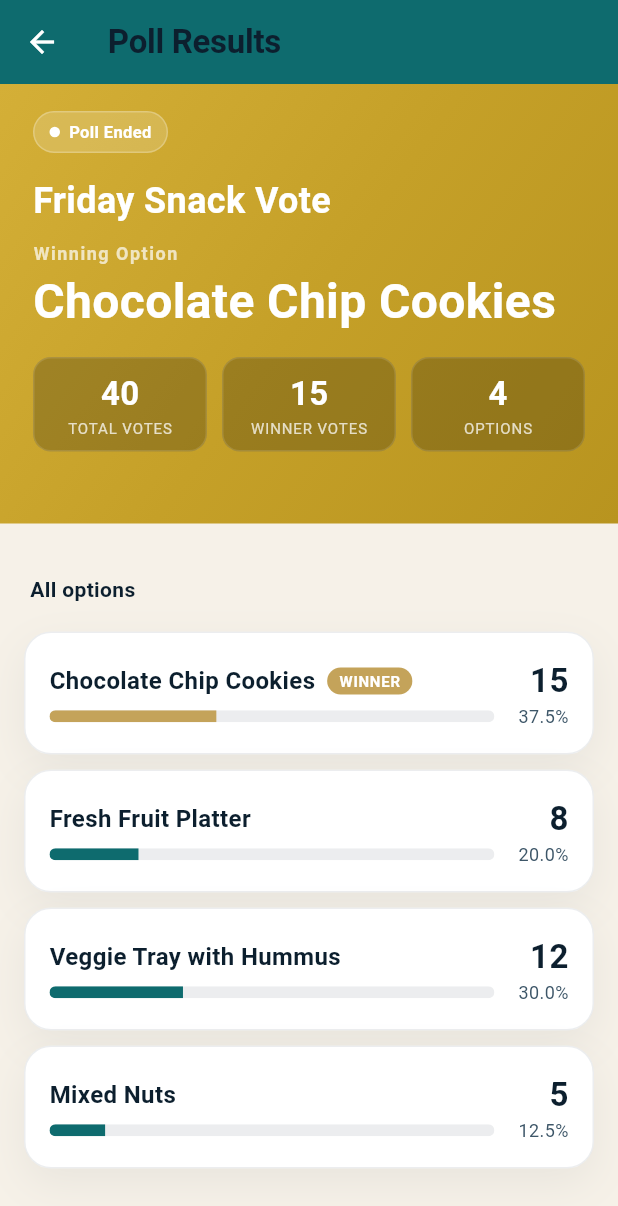
After one commit to joshclements518/gh-cc-test, a Flutter app: the PollResultsScreen screen opened directly, on a phone screen of 412 x 824 dp. The commit adds this screen. Shown: the top 1206 px of the screen. Run offline on Flutter 3.47's test engine with Material 3 defaults, Android fonts, the phone set to English and light mode, and no system bars.

Commit message:
Add poll results display feature
- Add Poll, SnackOption, Vote, and PollResult models to support poll data
- Create PollService to manage poll data and calculate results
- Implement PollResultsScreen with golden gradient hero and detailed results
- Display winning snack option prominently with vote counts and percentages
- Add poll results card to home screen for easy navigation
- Include sample poll data in MockCatalog for testing

Fixes #390

```diff
--- a/app/lib/data/mock_catalog.dart
+++ b/app/lib/data/mock_catalog.dart
@@ -212,4 +212,25 @@ abstract final class MockCatalog {
       description: 'Calm-water kayaking for beginners. Life vests provided.',
     ),
   ];
+
+  static final samplePoll = Poll(
+    id: 'poll-friday-snack',
+    title: 'Friday Snack Vote',
+    shareToken: 'abc123xyz',
+    endTime: DateTime(2026, 10, 2, 17, 0),
+    isActive: false,
+    options: const [
+      SnackOption(id: 'opt-1', name: 'Chocolate Chip Cookies', voteCount: 15),
+      SnackOption(id: 'opt-2', name: 'Fresh Fruit Platter', voteCount: 8),
+      SnackOption(id: 'opt-3', name: 'Veggie Tray with Hummus', voteCount: 12),
+      SnackOption(id: 'opt-4', name: 'Mixed Nuts', voteCount: 5),
+    ],
+  );
+
+  static final sampleVotes = [
+    Vote(id: 'v1', pollId: 'poll-friday-snack', optionId: 'opt-1', timestamp: DateTime(2026, 10, 1, 10, 30)),
+    Vote(id: 'v2', pollId: 'poll-friday-snack', optionId: 'opt-1', timestamp: DateTime(2026, 10, 1, 11, 15)),
+    Vote(id: 'v3', pollId: 'poll-friday-snack', optionId: 'opt-2', timestamp: DateTime(2026, 10, 1, 12, 0)),
+    Vote(id: 'v4', pollId: 'poll-friday-snack', optionId: 'opt-3', timestamp: DateTime(2026, 10, 1, 13, 45)),
+  ];
 }
--- a/app/lib/data/models.dart
+++ b/app/lib/data/models.dart
@@ -154,3 +154,55 @@ class GuestProfile {
   bool promoEmail;
   bool promoPush;
 }
+
+class Poll {
+  const Poll({
+    required this.id,
+    required this.title,
+    required this.options,
+    required this.shareToken,
+    required this.endTime,
+    this.isActive = true,
+  });
+  final String id;
+  final String title;
+  final List<SnackOption> options;
+  final String shareToken;
+  final DateTime endTime;
+  final bool isActive;
+}
+
+class SnackOption {
+  const SnackOption({
+    required this.id,
+    required this.name,
+    this.voteCount = 0,
+  });
+  final String id;
+  final String name;
+  final int voteCount;
+}
+
+class Vote {
+  const Vote({
+    required this.id,
+    required this.pollId,
+    required this.optionId,
+    required this.timestamp,
+  });
+  final String id;
+  final String pollId;
+  final String optionId;
+  final DateTime timestamp;
+}
+
+class PollResult {
+  const PollResult({
+    required this.poll,
+    required this.winningOption,
+    required this.totalVotes,
+  });
+  final Poll poll;
+  final SnackOption winningOption;
+  final int totalVotes;
+}
--- a/app/lib/features/home/home_screen.dart
+++ b/app/lib/features/home/home_screen.dart
@@ -4,6 +4,7 @@ import '../../state/app_state.dart';
 import '../../theme/tokens.dart';
 import '../../ui/widgets/hl_widgets.dart';
 import '../plans/plans_screen.dart';
+import '../polls/poll_results_screen.dart';
 
 class HomeScreen extends StatelessWidget {
   const HomeScreen({super.key});
@@ -83,6 +84,46 @@ class HomeScreen extends StatelessWidget {
                     color: HlTokens.coral,
                     onTap: () => Navigator.of(context).push(
                       MaterialPageRoute(builder: (_) => const DiningRotationScreen()),
+                    ),
+                  ),
+                  const SectionLabel('Poll Results'),
+                  HlCard(
+                    child: InkWell(
+                      onTap: () => Navigator.of(context).push(
+                        MaterialPageRoute(builder: (_) => const PollResultsScreen(pollId: 'poll-friday-snack')),
+                      ),
+                      child: Row(
+                        children: [
+                          Container(
+                            width: 52,
+                            height: 52,
+                            alignment: Alignment.center,
+                            decoration: BoxDecoration(
+                              color: HlTokens.gold,
+                              borderRadius: BorderRadius.circular(14),
+                            ),
+                            child: const Icon(Icons.poll, color: Colors.white, size: 28),
+                          ),
+                          const SizedBox(width: 12),
+                          const Expanded(
+                            child: Column(
+                              crossAxisAlignment: CrossAxisAlignment.start,
+                              children: [
+                                Text(
+                                  'Friday Snack Vote',
+                                  style: TextStyle(fontWeight: FontWeight.w700, fontSize: 15),
+                                ),
+                                SizedBox(height: 2),
+                                Text(
+                                  'Results are in! See what won.',
+                                  style: TextStyle(color: HlTokens.inkSoft, fontSize: 12),
+                                ),
+                              ],
+                            ),
+                          ),
+                          const Icon(Icons.chevron_right, color: HlTokens.inkSoft),
+                        ],
+                      ),
                     ),
                   ),
                   if (!onBoard) ...[
--- /dev/null
+++ b/app/lib/features/polls/poll_results_screen.dart
@@ -0,0 +1,299 @@
+import 'package:flutter/material.dart';
+import '../../data/models.dart';
+import '../../state/app_state.dart';
+import '../../theme/tokens.dart';
+import '../../ui/widgets/hl_widgets.dart';
+
+class PollResultsScreen extends StatelessWidget {
+  const PollResultsScreen({super.key, required this.pollId});
+
+  final String pollId;
+
+  @override
+  Widget build(BuildContext context) {
+    final state = AppScope.of(context);
+    final result = state.services.polls.getPollResult(pollId);
+
+    if (result == null) {
+      return Scaffold(
+        appBar: AppBar(
+          title: const Text('Poll Results'),
+          backgroundColor: HlTokens.sea,
+          foregroundColor: Colors.white,
+        ),
+        body: const Center(
+          child: Text('Poll not found'),
+        ),
+      );
+    }
+
+    return Scaffold(
+      appBar: AppBar(
+        title: const Text('Poll Results'),
+        backgroundColor: HlTokens.sea,
+        foregroundColor: Colors.white,
+      ),
+      body: CustomScrollView(
+        slivers: [
+          SliverToBoxAdapter(
+            child: _ResultsHero(result: result),
+          ),
+          SliverPadding(
+            padding: const EdgeInsets.all(16),
+            sliver: SliverList.list(
+              children: [
+                const SectionLabel('All options'),
+                const SizedBox(height: 8),
+                ..._buildOptionsList(result),
+              ],
+            ),
+          ),
+        ],
+      ),
+    );
+  }
+
+  List<Widget> _buildOptionsList(PollResult result) {
+    final widgets = <Widget>[];
+
+    for (final option in result.poll.options) {
+      final percentage = result.totalVotes > 0
+          ? (option.voteCount / result.totalVotes * 100).toStringAsFixed(1)
+          : '0.0';
+
+      final isWinner = option.id == result.winningOption.id;
+
+      widgets.add(
+        Padding(
+          padding: const EdgeInsets.only(bottom: 10),
+          child: HlCard(
+            child: Row(
+              children: [
+                Expanded(
+                  child: Column(
+                    crossAxisAlignment: CrossAxisAlignment.start,
+                    children: [
+                      Row(
+                        children: [
+                          Text(
+                            option.name,
+                            style: TextStyle(
+                              fontWeight: isWinner ? FontWeight.w700 : FontWeight.w600,
+                              fontSize: 16,
+                            ),
+                          ),
+                          if (isWinner) ...[
+                            const SizedBox(width: 8),
+                            Container(
+                              padding: const EdgeInsets.symmetric(horizontal: 8, vertical: 2),
+                              decoration: BoxDecoration(
+                                color: HlTokens.gold,
+                                borderRadius: BorderRadius.circular(12),
+                              ),
+                              child: const Text(
+                                'WINNER',
+                                style: TextStyle(
+                                  color: Colors.white,
+                                  fontSize: 10,
+                                  fontWeight: FontWeight.w700,
+                                  letterSpacing: 0.5,
+                                ),
+                              ),
+                            ),
+                          ],
+                        ],
+                      ),
+                      const SizedBox(height: 8),
+                      ClipRRect(
+                        borderRadius: BorderRadius.circular(4),
+                        child: LinearProgressIndicator(
+                          value: result.totalVotes > 0 ? option.voteCount / result.totalVotes : 0,
+                          backgroundColor: HlTokens.line,
+                          valueColor: AlwaysStoppedAnimation<Color>(
+                            isWinner ? HlTokens.gold : HlTokens.sea,
+                          ),
+                          minHeight: 8,
+                        ),
+                      ),
+                    ],
+                  ),
+                ),
+                const SizedBox(width: 16),
+                Column(
+                  crossAxisAlignment: CrossAxisAlignment.end,
+                  children: [
+                    Text(
+                      '${option.voteCount}',
+                      style: const TextStyle(
+                        fontWeight: FontWeight.w700,
+                        fontSize: 22,
+                      ),
+                    ),
+                    Text(
+                      '$percentage%',
+                      style: const TextStyle(
+                        color: HlTokens.inkSoft,
+                        fontSize: 12,
+                      ),
+                    ),
+                  ],
+                ),
+              ],
+            ),
+          ),
+        ),
+      );
+    }
+
+    return widgets;
+  }
+}
+
+class _ResultsHero extends StatelessWidget {
+  const _ResultsHero({required this.result});
+
+  final PollResult result;
+
+  @override
+  Widget build(BuildContext context) {
+    return Container(
+      padding: EdgeInsets.fromLTRB(22, MediaQuery.paddingOf(context).top + 18, 22, 48),
+      decoration: const BoxDecoration(
+        gradient: LinearGradient(
+          begin: Alignment.topLeft,
+          end: Alignment.bottomRight,
+          colors: [Color(0xFFD4AF37), Color(0xFFC5A028), Color(0xFFB8941F)],
+        ),
+      ),
+      child: Column(
+        crossAxisAlignment: CrossAxisAlignment.start,
+        children: [
+          Container(
+            padding: const EdgeInsets.symmetric(horizontal: 10, vertical: 5),
+            decoration: BoxDecoration(
+              color: Colors.white.withOpacity(0.16),
+              borderRadius: BorderRadius.circular(999),
+              border: Border.all(color: Colors.white24),
+            ),
+            child: Row(
+              mainAxisSize: MainAxisSize.min,
+              children: [
+                Container(
+                  width: 7,
+                  height: 7,
+                  decoration: const BoxDecoration(
+                    color: Colors.white,
+                    shape: BoxShape.circle,
+                  ),
+                ),
+                const SizedBox(width: 6),
+                const Text(
+                  'Poll Ended',
+                  style: TextStyle(
+                    color: Colors.white,
+                    fontWeight: FontWeight.w600,
+                    fontSize: 11,
+                  ),
+                ),
+              ],
+            ),
+          ),
+          const SizedBox(height: 18),
+          Text(
+            result.poll.title,
+            style: const TextStyle(
+              color: Colors.white,
+              fontSize: 24,
+              fontWeight: FontWeight.w600,
+              height: 1.15,
+            ),
+          ),
+          const SizedBox(height: 12),
+          const Text(
+            'Winning Option',
+            style: TextStyle(
+              color: Colors.white70,
+              fontSize: 12,
+              fontWeight: FontWeight.w600,
+              letterSpacing: 1,
+            ),
+          ),
+          const SizedBox(height: 6),
+          Text(
+            result.winningOption.name,
+            style: const TextStyle(
+              color: Colors.white,
+              fontSize: 32,
+              fontWeight: FontWeight.w700,
+              height: 1.15,
+            ),
+          ),
+          const SizedBox(height: 18),
+          Row(
+            children: [
+              Expanded(
+                child: _StatCell(
+                  '${result.totalVotes}',
+                  'TOTAL VOTES',
+                ),
+              ),
+              const SizedBox(width: 10),
+              Expanded(
+                child: _StatCell(
+                  '${result.winningOption.voteCount}',
+                  'WINNER VOTES',
+                ),
+              ),
+              const SizedBox(width: 10),
+              Expanded(
+                child: _StatCell(
+                  '${result.poll.options.length}',
+                  'OPTIONS',
+                ),
+              ),
+            ],
+          ),
+        ],
+      ),
+    );
+  }
+}
+
+class _StatCell extends StatelessWidget {
+  const _StatCell(this.value, this.label);
+
+  final String value;
+  final String label;
+
+  @override
+  Widget build(BuildContext context) {
+    return Container(
+      padding: const EdgeInsets.symmetric(horizontal: 12, vertical: 8),
+      decoration: BoxDecoration(
+        color: Colors.black.withOpacity(0.22),
+        borderRadius: BorderRadius.circular(12),
+        border: Border.all(color: Colors.white12),
+      ),
+      child: Column(
+        children: [
+          Text(
+            value,
+            style: const TextStyle(
+              color: Colors.white,
+              fontSize: 22,
+              fontWeight: FontWeight.w600,
+            ),
+          ),
+          Text(
+            label,
+            style: TextStyle(
+              color: Colors.white.withOpacity(0.75),
+              fontSize: 10,
+              letterSpacing: 0.6,
+            ),
+          ),
+        ],
+      ),
+    );
+  }
+}
--- a/app/lib/services/services.dart
+++ b/app/lib/services/services.dart
@@ -58,6 +58,64 @@ class PrivacyConsentFacade {
   bool analyticsAllowed = true;
 }
 
+class PollService {
+  final List<Poll> _polls = [];
+  final List<Vote> _votes = [];
+
+  /// Get poll by ID
+  Poll? getPoll(String pollId) {
+    try {
+      return _polls.firstWhere((p) => p.id == pollId);
+    } catch (e) {
+      return null;
+    }
+  }
+
+  /// Calculate poll results
+  PollResult? getPollResult(String pollId) {
+    final poll = getPoll(pollId);
+    if (poll == null) return null;
+
+    // Find winning option (the one with most votes)
+    SnackOption? winningOption;
+    int maxVotes = 0;
+
+    for (final option in poll.options) {
+      if (option.voteCount > maxVotes) {
+        maxVotes = option.voteCount;
+        winningOption = option;
+      }
+    }
+
+    if (winningOption == null && poll.options.isNotEmpty) {
+      winningOption = poll.options.first;
+    }
+
+    final totalVotes = poll.options.fold<int>(0, (sum, opt) => sum + opt.voteCount);
+
+    return winningOption != null
+        ? PollResult(
+            poll: poll,
+            winningOption: winningOption,
+            totalVotes: totalVotes,
+          )
+        : null;
+  }
+
+  /// Add a vote
+  void addVote(Vote vote) {
+    _votes.add(vote);
+  }
+
+  /// Create a new poll
+  void createPoll(Poll poll) {
+    _polls.add(poll);
+  }
+
+  /// Get all polls
+  List<Poll> getAllPolls() => List.unmodifiable(_polls);
+}
+
 class HarborlineServices {
   HarborlineServices()
       : auth = AuthService(),
@@ -70,7 +128,14 @@ class HarborlineServices {
         push = PushMessagingFacade(),
         chat = ChatFacade(),
         support = SupportFacade(),
-        privacy = PrivacyConsentFacade();
+        privacy = PrivacyConsentFacade(),
+        polls = PollService() {
+    // Initialize with sample poll data
+    polls.createPoll(MockCatalog.samplePoll);
+    for (final vote in MockCatalog.sampleVotes) {
+      polls.addVote(vote);
+    }
+  }
 
   final AuthService auth;
   final GuestProfileService profile;
@@ -83,4 +148,5 @@ class HarborlineServices {
   final ChatFacade chat;
   final SupportFacade support;
   final PrivacyConsentFacade privacy;
+  final PollService polls;
 }
```
